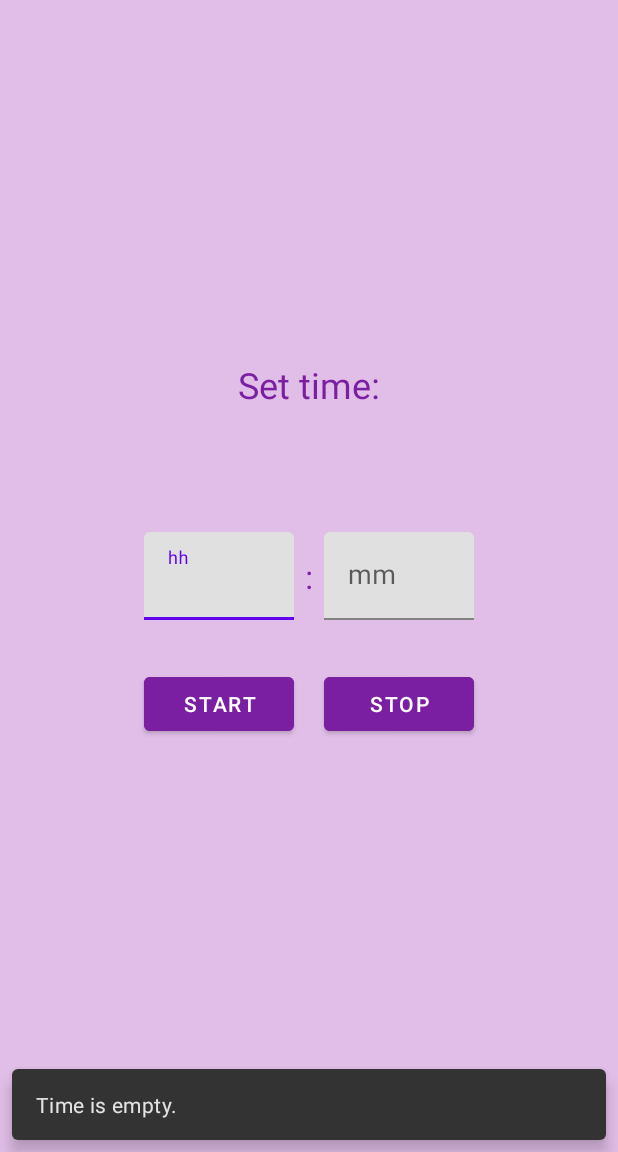
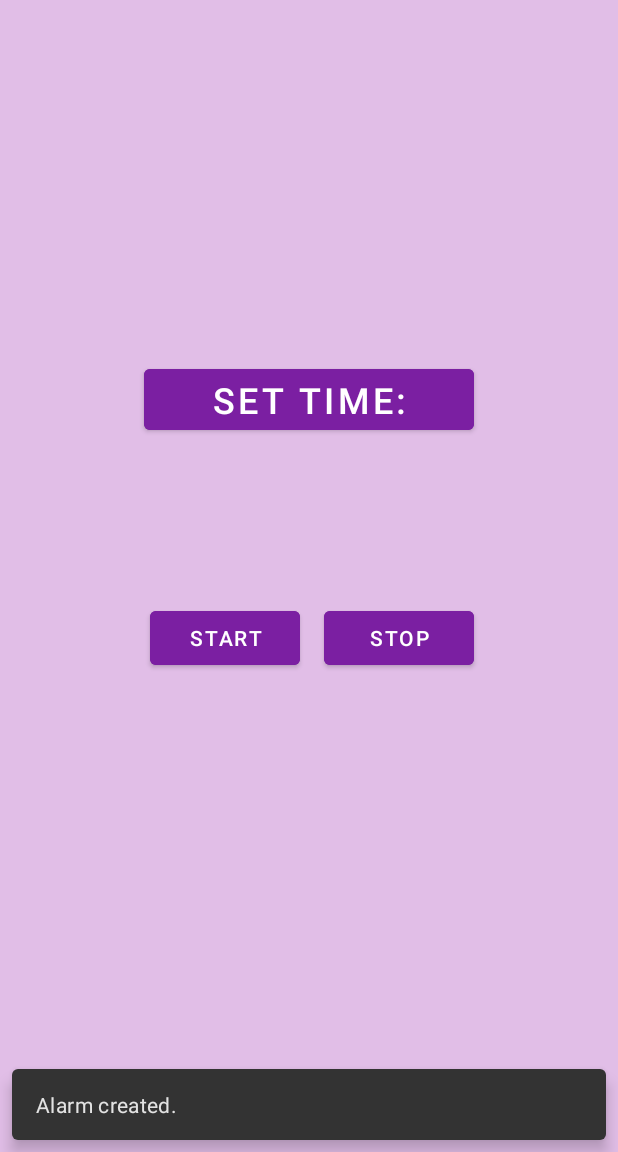
Before and after one commit to AnastasiaChukhina/android-homework-2.1, an Android app: the screen it shows after launch (MainActivity), after a tap on "START", on a phone screen of 412 x 824 dp, the part 84-1236 px from its top. Run offline under Robolectric (Android 15) with nearby library versions, the phone set to English and light mode, and no system bars.

Commit message:
MaterialTimePicker added, some changes and fixes

```diff
--- a/app/src/main/java/com/itis/android_homework/activities/MainActivity.kt
+++ b/app/src/main/java/com/itis/android_homework/activities/MainActivity.kt
@@ -2,32 +2,37 @@ package com.itis.android_homework.activities
 
 import androidx.appcompat.app.AppCompatActivity
 import android.os.Bundle
+import android.view.View
 import com.google.android.material.snackbar.Snackbar
+import com.google.android.material.timepicker.MaterialTimePicker
+import com.google.android.material.timepicker.TimeFormat.CLOCK_24H
 import com.itis.android_homework.notifications.AlarmService
 import com.itis.android_homework.R
 import com.itis.android_homework.databinding.ActivityMainBinding
+import java.util.*
 
 class MainActivity : AppCompatActivity() {
 
-    private var binding: ActivityMainBinding? = null
+    private lateinit var binding: ActivityMainBinding
     private var service: AlarmService? = null
+    private var calendar: Calendar?= null
 
     override fun onCreate(savedInstanceState: Bundle?) {
         super.onCreate(savedInstanceState)
 
         binding = ActivityMainBinding.inflate(layoutInflater)
-        setContentView(binding?.root)
+        setContentView(binding.root)
         service = AlarmService(this)
 
         setSupportActionBar(findViewById(R.id.toolbar))
         supportActionBar?.setDisplayHomeAsUpEnabled(false)
 
-        binding?.apply {
+        binding.apply {
+            btnSetTime.setOnClickListener {
+                showTimePicker()
+            }
             btnStart.setOnClickListener {
-                start(
-                    etHours.text.toString(),
-                    etMinutes.text.toString()
-                )
+                start(calendar)
             }
             btnStop.setOnClickListener {
                 stop()
@@ -38,29 +43,71 @@ class MainActivity : AppCompatActivity() {
     override fun onDestroy() {
         super.onDestroy()
         service = null
-        binding = null
     }
 
-    private fun start(hours: String, minutes: String){
-        if(hours.isNotEmpty() && minutes.isNotEmpty()) {
-            val hh = hours.toInt()
-            val mm = minutes.toInt()
-            if (hh > 23 || hh < 0 || mm > 59 || mm < 0)
-                showMessage("Please, set correct time.")
-            else {
-                service?.setAlarm(hours.toInt(), minutes.toInt())
-                showMessage("Alarm created.")
-            }
+    private fun start(calendar: Calendar?){
+        calendar?.also{
+            service?.setAlarm(
+                it[Calendar.HOUR_OF_DAY],
+                it[Calendar.MINUTE]
+            )
         }
-        else showMessage("Time is empty.")
+        showMessage("Alarm created.")
     }
 
     private fun stop(){
         service?.stopAlarm()
+        clear()
+        showMessage("Alarm canceled.")
+    }
+
+    private fun showTimePicker(){
+        val timePicker = MaterialTimePicker.Builder()
+            .setTimeFormat(CLOCK_24H)
+            .setHour(12)
+            .setMinute(0)
+            .setTitleText(R.string.set_time_text)
+            .build()
+        with(timePicker){
+            show(supportFragmentManager, "TimePicker")
+            addOnPositiveButtonClickListener {
+                calendar = Calendar.getInstance().also {
+                    it[Calendar.HOUR_OF_DAY] = timePicker.hour
+                    it[Calendar.MINUTE] = timePicker.minute
+                }
+                binding.apply {
+                    setData(timePicker)
+                }
+            }
+        }
+    }
+
+    private fun setData(timePicker: MaterialTimePicker) {
+        binding.apply {
+            val hours =
+                if(timePicker.hour < 10) "0${timePicker.hour}"
+                else timePicker.hour.toString()
+            val minutes =
+                if(timePicker.minute < 10) "0${timePicker.minute}"
+                else timePicker.minute.toString()
+            tvHours.text = hours
+            tvMinutes.text = minutes
+            tvHours.visibility = View.VISIBLE
+            tvMinutes.visibility = View.VISIBLE
+            tvDelimiter.visibility = View.VISIBLE
+        }
+    }
+
+    private fun clear(){
+        binding.apply {
+            tvHours.visibility = View.GONE
+            tvMinutes.visibility = View.GONE
+            tvDelimiter.visibility = View.GONE
+        }
     }
 
     private fun showMessage(text: String){
-        binding?.let {
+        binding.let {
             Snackbar.make(
                 it.root,
                 text,
--- a/app/src/main/java/com/itis/android_homework/notifications/AlarmService.kt
+++ b/app/src/main/java/com/itis/android_homework/notifications/AlarmService.kt
@@ -41,5 +41,7 @@ class AlarmService(
         timeInMillis = System.currentTimeMillis()
         set(Calendar.HOUR_OF_DAY, hours)
         set(Calendar.MINUTE, minutes)
+        set(Calendar.SECOND, 0)
+        set(Calendar.MILLISECOND, 0)
     }
 }
--- a/app/src/main/res/layout/activity_main.xml
+++ b/app/src/main/res/layout/activity_main.xml
@@ -20,77 +20,42 @@
         app:layout_constraintStart_toStartOf="parent"
         app:layout_constraintTop_toTopOf="parent" />
 
-    <com.google.android.material.textfield.TextInputLayout
-        android:id="@+id/til_hours"
-        android:layout_width="100dp"
-        android:layout_height="wrap_content"
-        android:layout_marginEnd="10dp"
-        app:layout_constraintBottom_toBottomOf="parent"
-        app:layout_constraintEnd_toStartOf="@id/til_minutes"
-        app:layout_constraintHorizontal_chainStyle="packed"
-        app:layout_constraintStart_toStartOf="parent"
-        app:layout_constraintTop_toBottomOf="@+id/toolbar">
-
-        <com.google.android.material.textfield.TextInputEditText
-            android:id="@+id/et_hours"
-            android:layout_width="match_parent"
-            android:layout_height="wrap_content"
-            android:hint="@string/hours"
-            android:textAlignment="center"
-            android:textColor="@color/black"
-            android:textSize="18sp" />
-    </com.google.android.material.textfield.TextInputLayout>
-
-    <com.google.android.material.textfield.TextInputLayout
-        android:id="@+id/til_minutes"
-        android:layout_width="100dp"
-        android:layout_height="wrap_content"
-        android:layout_marginStart="10dp"
-        app:layout_constraintStart_toEndOf="@id/til_hours"
-        app:layout_constraintBottom_toBottomOf="parent"
-        app:layout_constraintEnd_toEndOf="parent"
-        app:layout_constraintTop_toBottomOf="@+id/toolbar">
-
-        <com.google.android.material.textfield.TextInputEditText
-            android:id="@+id/et_minutes"
-            android:layout_width="match_parent"
-            android:layout_height="wrap_content"
-            android:textColor="@color/black"
-            android:textAlignment="center"
-            android:textSize="18sp"
-            android:hint="@string/minutes" />
-    </com.google.android.material.textfield.TextInputLayout>
-
     <Button
         android:id="@+id/btn_start"
         android:layout_width="100dp"
         android:layout_height="wrap_content"
-        android:layout_marginTop="32dp"
+        android:layout_marginStart="4dp"
+        android:layout_marginEnd="16dp"
+        android:backgroundTint="@color/buttons"
         android:text="@string/start"
-        android:backgroundTint="@color/buttons"
-        app:layout_constraintEnd_toEndOf="@+id/til_hours"
-        app:layout_constraintStart_toStartOf="@+id/til_hours"
-        app:layout_constraintTop_toBottomOf="@+id/til_hours" />
+        app:layout_constraintBottom_toBottomOf="parent"
+        app:layout_constraintEnd_toStartOf="@+id/btn_stop"
+        app:layout_constraintStart_toStartOf="@+id/btn_set_time"
+        app:layout_constraintTop_toBottomOf="@+id/tv_hours"
+        app:layout_constraintVertical_bias="0.075" />
 
     <Button
         android:id="@+id/btn_stop"
         android:layout_width="100dp"
         android:layout_height="wrap_content"
-        android:layout_marginTop="32dp"
+        android:backgroundTint="@color/buttons"
         android:text="@string/stop"
-        android:backgroundTint="@color/buttons"
-        app:layout_constraintEnd_toEndOf="@+id/til_minutes"
-        app:layout_constraintStart_toStartOf="@+id/til_minutes"
-        app:layout_constraintTop_toBottomOf="@+id/til_minutes" />
+        app:flow_horizontalBias="0.065"
+        app:layout_constraintBottom_toBottomOf="parent"
+        app:layout_constraintEnd_toEndOf="@+id/btn_set_time"
+        app:layout_constraintStart_toEndOf="@id/btn_start"
+        app:layout_constraintTop_toBottomOf="@+id/tv_minutes"
+        app:layout_constraintVertical_bias="0.075" />
 
-    <TextView
-        android:id="@+id/tv_set_time"
-        android:layout_width="wrap_content"
+    <Button
+        android:id="@+id/btn_set_time"
+        android:layout_width="220dp"
         android:layout_height="wrap_content"
         android:layout_marginTop="240dp"
-        android:textColor="@color/buttons"
+        android:backgroundTint="@color/buttons"
+        android:text="@string/set_time_text"
+        android:textColor="@color/white"
         android:textSize="24sp"
-        android:text="@string/set_time_text"
         app:layout_constraintEnd_toEndOf="parent"
         app:layout_constraintStart_toStartOf="parent"
         app:layout_constraintTop_toBottomOf="@+id/toolbar" />
@@ -100,12 +65,43 @@
         android:layout_width="wrap_content"
         android:layout_height="wrap_content"
         android:text="@string/delimiter"
-        android:textSize="22sp"
-        android:textColor="@color/buttons"
-        app:layout_constraintStart_toEndOf="@id/til_hours"
-        app:layout_constraintEnd_toStartOf="@id/til_minutes"
-        app:layout_constraintBottom_toBottomOf="@id/til_minutes"
-        app:layout_constraintTop_toTopOf="@id/til_minutes"/>
+        android:textSize="24sp"
+        android:visibility="gone"
+        android:textColor="@color/black"
+        app:layout_constraintEnd_toStartOf="@id/tv_minutes"
+        app:layout_constraintStart_toEndOf="@id/tv_hours"
+        app:layout_constraintBottom_toBottomOf="@id/tv_hours"
+        app:layout_constraintTop_toTopOf="@id/tv_hours"/>
 
+    <TextView
+        android:id="@+id/tv_hours"
+        android:layout_width="wrap_content"
+        android:layout_height="wrap_content"
+        android:layout_marginEnd="15dp"
+        android:text="@string/hours"
+        android:textColor="@color/black"
+        android:textSize="24sp"
+        android:visibility="gone"
+        app:layout_constraintBottom_toBottomOf="parent"
+        app:layout_constraintEnd_toStartOf="@id/tv_minutes"
+        app:layout_constraintHorizontal_chainStyle="packed"
+        app:layout_constraintStart_toStartOf="parent"
+        app:layout_constraintTop_toBottomOf="@+id/toolbar"
+        app:layout_constraintVertical_bias="0.489" />
+
+    <TextView
+        android:id="@+id/tv_minutes"
+        android:layout_width="wrap_content"
+        android:layout_height="wrap_content"
+        android:layout_marginStart="15dp"
+        android:text="@string/minutes"
+        android:textColor="@color/black"
+        android:textSize="24sp"
+        android:visibility="gone"
+        app:layout_constraintBottom_toBottomOf="parent"
+        app:layout_constraintEnd_toEndOf="parent"
+        app:layout_constraintStart_toEndOf="@+id/tv_hours"
+        app:layout_constraintTop_toBottomOf="@+id/toolbar"
+        app:layout_constraintVertical_bias="0.489" />
 
 </androidx.constraintlayout.widget.ConstraintLayout>
--- a/app/src/main/res/values/strings.xml
+++ b/app/src/main/res/values/strings.xml
@@ -8,5 +8,5 @@
     <string name="set_time_text">Set time:</string>
     <string name="delimiter">:</string>
     <string name="alarm">Good Morning</string>
-    <string name="wake_up">Look at the clock, it is time to wake up!</string>
+    <string name="wake_up">It is time to wake up!</string>
 </resources>
```
Also changed, not shown: app/src/main/java/com/itis/android_homework/notifications/AlarmReceiver.kt (+18 -17 lines).
